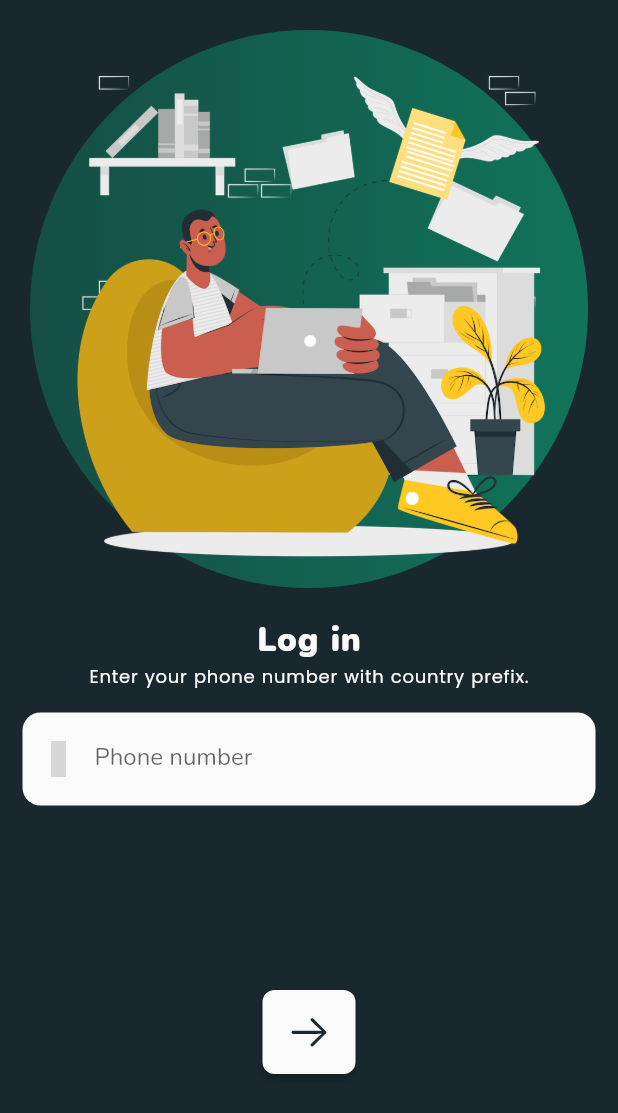
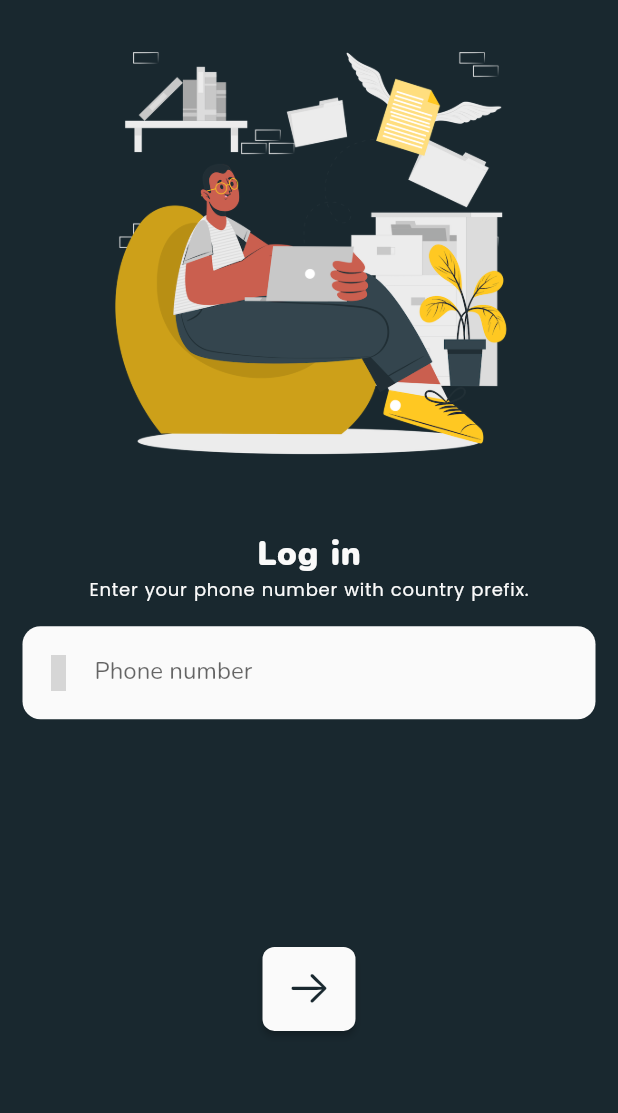
Before and after one commit to zmeulDev/spaco, a Flutter app: the screen it shows after launch, after a tap on "Log in / Sign Up", on a phone screen of 412 x 824 dp. Shown: the top 1113 px of the screen. Run offline on Flutter 3.47's test engine with Material 2 defaults, Android fonts, the light colour scheme and no system bars; our stand-ins replace animated_splash_screen, cached_network_image, cloud_firestore, firebase_auth, firebase_core, firebase_storage and 11 more; missing offline and left inert: avatar_view; accounts and stored records are empty; grey boxes are pictures that could not be loaded.

Commit message:
ios sim ok

```diff
--- a/lib/main.dart
+++ b/lib/main.dart
@@ -20,7 +20,7 @@ class MyApp extends StatelessWidget {
   @override
   Widget build(BuildContext context) {
     return GetMaterialApp(
-      title: 'zmeul',
+      title: 'spaco',
       debugShowCheckedModeBanner: false,
       theme: ThemeData(
           textTheme: GoogleFonts.nunitoTextTheme(),
--- a/lib/pages/Auth/login.dart
+++ b/lib/pages/Auth/login.dart
@@ -19,7 +19,8 @@ class Login extends StatelessWidget {
         body: Container(
           child: Column(
             children: [
-              upperImage(),
+              upperImage(context),
+              SizedBox(height: 25,),
               loginForm(context),
               loginArrowButton(() {
                 if (phoneNoController.text.isEmpty) {
@@ -31,7 +32,7 @@ class Login extends StatelessWidget {
             ],
           ),
         ),
-        resizeToAvoidBottomInset: false,
+        resizeToAvoidBottomInset: true,
       ),
     );
   }
@@ -53,23 +54,18 @@ class Login extends StatelessWidget {
     );
   }
 
-  upperImage() {
-    return Container(
-      margin: EdgeInsets.all(20),
-      decoration: BoxDecoration(
-          shape: BoxShape.circle,
-          gradient: LinearGradient(colors: [
-            tertiaryColor.withOpacity(0.3),
-            tertiaryColor.withOpacity(0.6),
-          ])),
-      child: Center(
-          child: Padding(
-        padding: EdgeInsets.all(1.0),
+  upperImage(BuildContext context) {
+    double height = MediaQuery.of(context).size.height;
+    double width = MediaQuery.of(context).size.width;
+
+    return Expanded(
+      child: Padding(
+        padding: EdgeInsets.all(10.0),
         child: Image(
-          image: AssetImage('assets/profile_4.png'),
-          fit: BoxFit.fill,
+      image: AssetImage('assets/profile_4.png'),
+      fit: BoxFit.cover,
         ),
-      )),
+      ),
     );
   }
 
--- a/lib/pages/Partners/partners.dart
+++ b/lib/pages/Partners/partners.dart
@@ -392,7 +392,7 @@ class _PartnersState extends State<Partners> {
                 ],
               ),
               Container(
-                margin: EdgeInsets.only(top: height * 0.05),
+                margin: EdgeInsets.only(top: height * 0.04),
                 padding: const EdgeInsets.all(8.0),
                 child: Row(
                   mainAxisAlignment: MainAxisAlignment.center,
@@ -607,7 +607,7 @@ class _PartnersState extends State<Partners> {
                               ],
                             ),
                             Container(
-                              margin: EdgeInsets.only(top: height * 0.1),
+                              margin: EdgeInsets.only(top: height * 0.05),
                               padding: const EdgeInsets.all(8.0),
                               child: Row(
                                 mainAxisAlignment: MainAxisAlignment.center,
--- a/lib/pages/profile/editprofile.dart
+++ b/lib/pages/Profile/editprofile.dart
@@ -220,7 +220,7 @@ class _EditProfileState extends State<EditProfile> {
                             )),
                         child: Text(
                           'Cancel',
-                          style: style2,
+                          style: style2.copyWith(color: primaryColor),
                         ),
                       ),
                     ),
@@ -237,7 +237,7 @@ class _EditProfileState extends State<EditProfile> {
                           updateData();
                         },
                         style: ElevatedButton.styleFrom(
-                            primary: secondaryColor,
+                            primary: tertiaryColor,
                             padding: const EdgeInsets.all(13),
                             shape: RoundedRectangleBorder(
                               borderRadius: BorderRadius.circular(8),
--- a/lib/pages/profile/profile.dart
+++ b/lib/pages/Profile/profile.dart
@@ -29,7 +29,7 @@ class _ProfileState extends State<Profile> {
         children: [
           Container(
             width: width,
-            height: height * 0.3,
+            height: height * 0.35,
             decoration: BoxDecoration(
               borderRadius: BorderRadius.only(
                 bottomLeft: Radius.circular(30),
```
Also changed, not shown: 6 other files.
